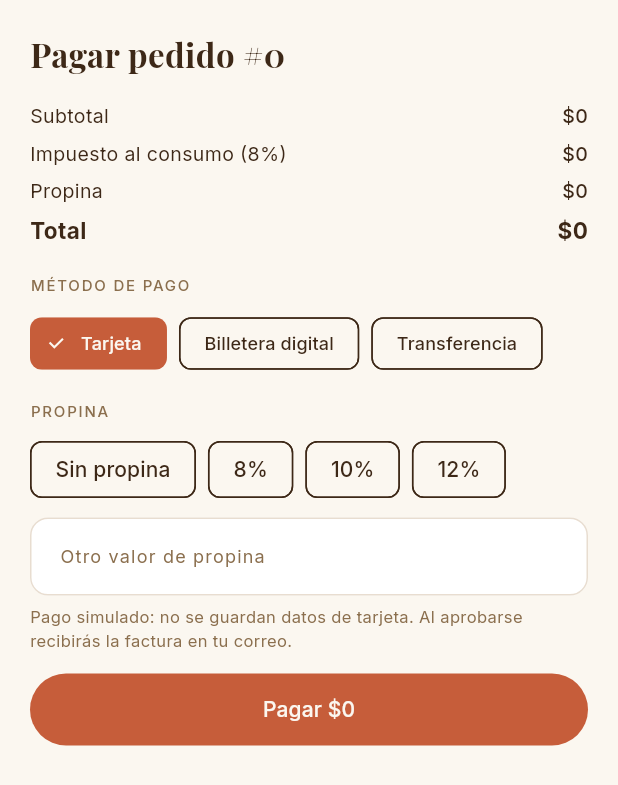
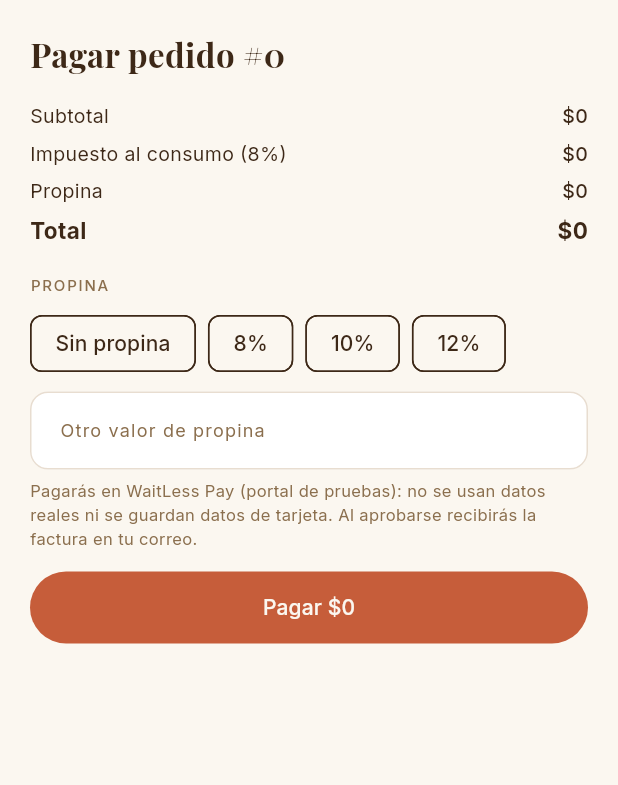
Before and after one commit to lauu2801r-dotcom/Waitless_Frontend, a Flutter app: the _PagarSheet widget shown alone on an empty page, opened directly with empty values, on a phone screen of 412 x 824 dp. Shown: the top 785 px of the screen. Run offline on Flutter 3.47's test engine with Material 3 defaults, Android fonts, the phone set to English and light mode, and no system bars; our stand-ins replace fl_chart, google_fonts, share_plus, shared_preferences, webview_flutter; accounts and stored records are empty; network calls fail.

Commit message:
Mejoras del modulo de pago

```diff
--- a/lib/widgets/pagar_pedido.dart
+++ b/lib/widgets/pagar_pedido.dart
@@ -1,9 +1,9 @@
-import 'package:flutter/foundation.dart' show kDebugMode;
 import 'package:flutter/material.dart';
 import 'package:flutter/services.dart';
 import 'package:google_fonts/google_fonts.dart';
 
 import '../screens/cliente_facturas_screen.dart';
+import '../screens/pago_portal_screen.dart';
 import '../services/inventario_service.dart' show InvExito, InvError;
 import '../services/pagos_service.dart';
 import '../services/pedido_service.dart';
@@ -134,15 +134,14 @@ class _PagarSheet extends StatefulWidget {
 }
 
 class _PagarSheetState extends State<_PagarSheet> {
-  // El cliente paga en línea: el efectivo lo cobra el personal.
-  static const _metodos = ['tarjeta', 'billetera', 'transferencia'];
   static const _impuestoPct = 8;
 
   final _propinaCtrl = TextEditingController();
-  String _metodo = 'tarjeta';
-  bool _simularRechazo = false;
   bool _procesando = false;
   String? _error;
+  // Método con el que se aprobó el pago en el portal (si el registro en el servidor falla,
+  // se reintenta solo el registro, sin volver a cobrar).
+  String? _metodoAprobado;
 
   @override
   void dispose() {
@@ -164,11 +163,43 @@ class _PagarSheetState extends State<_PagarSheet> {
       _procesando = true;
       _error = null;
     });
+
+    // 1) Pago en el portal WaitLess Pay (simulado), salvo que ya esté aprobado.
+    if (_metodoAprobado == null) {
+      final res = await Navigator.of(context).push<ResultadoPortal>(
+        MaterialPageRoute(
+          fullscreenDialog: true,
+          builder: (_) => PagoPortalScreen(
+            monto: _total,
+            restaurante: widget.pedido.restauranteNombre ?? 'Restaurante',
+            pedido: 'WL-${widget.pedido.id}',
+            tipo: widget.pedido.esDomicilio ? 'domicilio' : 'pedido',
+          ),
+        ),
+      );
+      if (!mounted) return;
+      if (res == null || res.cancelado) {
+        setState(() {
+          _procesando = false;
+          _error = 'Pago cancelado. No se realizó ningún cobro.';
+        });
+        return;
+      }
+      if (!res.aprobado) {
+        setState(() {
+          _procesando = false;
+          _error = 'El pago fue rechazado. Intenta de nuevo o usa otro método.';
+        });
+        return;
+      }
+      _metodoAprobado = res.metodo.isEmpty ? 'tarjeta' : res.metodo;
+    }
+
+    // 2) Registrar el pago y generar la factura en el servidor.
     final r = await PagosService.pagar(
       pedidoId: widget.pedido.id,
-      metodo: _metodo,
+      metodo: _metodoAprobado!,
       propina: _propina,
-      simularRechazo: _simularRechazo,
     );
     if (!mounted) return;
     if (r is InvExito<PagoApi>) {
@@ -178,12 +209,14 @@ class _PagarSheetState extends State<_PagarSheet> {
       }
       setState(() {
         _procesando = false;
-        _error = '${r.datos.motivoRechazo ?? 'Pago rechazado'}. Intenta de nuevo o cambia el método.';
+        _error =
+            '${r.datos.motivoRechazo ?? 'No se pudo registrar el pago'}. Toca el botón para reintentar.';
       });
     } else if (r is InvError<PagoApi>) {
       setState(() {
         _procesando = false;
-        _error = r.mensaje;
+        _error =
+            'Tu pago fue aprobado pero no pudimos registrarlo: ${r.mensaje}. Toca el botón para reintentar el registro.';
       });
     }
   }
@@ -209,26 +242,6 @@ class _PagarSheetState extends State<_PagarSheet> {
             _fila('Propina', moneda(_propina)),
             _fila('Total', moneda(_total), fuerte: true),
             const SizedBox(height: 16),
-            Text('MÉTODO DE PAGO', style: AppTheme.etiqueta()),
-            const SizedBox(height: 8),
-            Wrap(
-              spacing: 8,
-              runSpacing: 8,
-              children: _metodos.map((m) {
-                final activo = m == _metodo;
-                return ChoiceChip(
-                  selected: activo,
-                  onSelected:
-                      _procesando ? null : (_) => setState(() => _metodo = m),
-                  label: Text(nombreMetodo(m)),
-                  selectedColor: AppColors.terracota,
-                  labelStyle: GoogleFonts.inter(
-                      fontSize: 12,
-                      color: activo ? AppColors.crema : AppColors.cafeOscuro),
-                );
-              }).toList(),
-            ),
-            const SizedBox(height: 14),
             Text('PROPINA', style: AppTheme.etiqueta()),
             const SizedBox(height: 8),
             Wrap(spacing: 8, children: [
@@ -246,22 +259,9 @@ class _PagarSheetState extends State<_PagarSheet> {
               decoration: const InputDecoration(
                   labelText: 'Otro valor de propina', prefixText: '\$ '),
             ),
-            // Solo visible al correr la app en modo desarrollo (para demostrar el reintento).
-            if (kDebugMode)
-              SwitchListTile(
-                contentPadding: EdgeInsets.zero,
-                value: _simularRechazo,
-                onChanged: _procesando
-                    ? null
-                    : (v) => setState(() => _simularRechazo = v),
-                activeThumbColor: AppColors.terracota,
-                title: Text('Simular rechazo (solo pruebas)',
-                    style: GoogleFonts.inter(
-                        fontSize: 12, color: AppColors.cafeMedio)),
-              ),
             const SizedBox(height: 6),
             Text(
-              'Pago simulado: no se guardan datos de tarjeta. Al aprobarse recibirás la factura en tu correo.',
+              'Pagarás en WaitLess Pay (portal de pruebas): no se usan datos reales ni se guardan datos de tarjeta. Al aprobarse recibirás la factura en tu correo.',
               style: GoogleFonts.inter(fontSize: 11, color: AppColors.cafeMedio),
             ),
             if (_error != null)
@@ -288,9 +288,11 @@ class _PagarSheetState extends State<_PagarSheet> {
                 ),
                 child: Text(_procesando
                     ? 'Procesando…'
-                    : (_error != null
-                        ? 'Reintentar pago'
-                        : 'Pagar ${moneda(_total)}')),
+                    : (_metodoAprobado != null
+                        ? 'Reintentar registro del pago'
+                        : (_error != null
+                            ? 'Reintentar pago'
+                            : 'Pagar ${moneda(_total)}'))),
               ),
             ),
           ],
--- a/pubspec.yaml
+++ b/pubspec.yaml
@@ -30,6 +30,7 @@ dependencies:
   share_plus: ^10.1.4
   path_provider: ^2.1.5
   url_launcher: ^6.3.3
+  webview_flutter: ^4.14.1
 
 dev_dependencies:
   flutter_test:
```
Also changed, not shown: lib/screens/pago_portal_screen.dart (added, +228 -0 lines), pubspec.lock, 1 other file.
